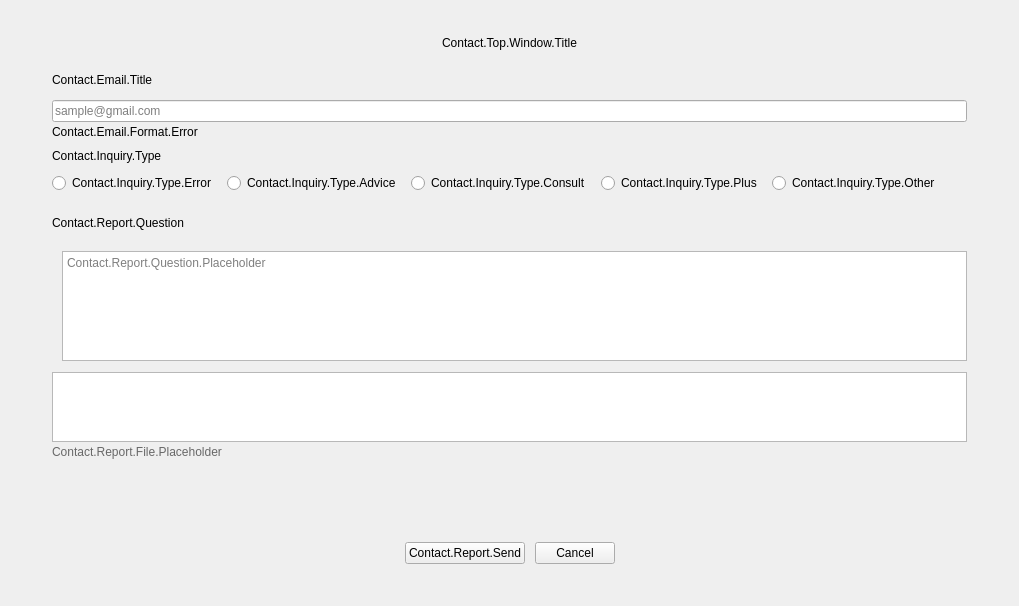
This is src/prism-live-studio/PRISMLiveStudio/prism-ui/main/PLSContactView.ui in naver/prism-live-studio as Qt 5 draws it before an edit. The edited form follows.
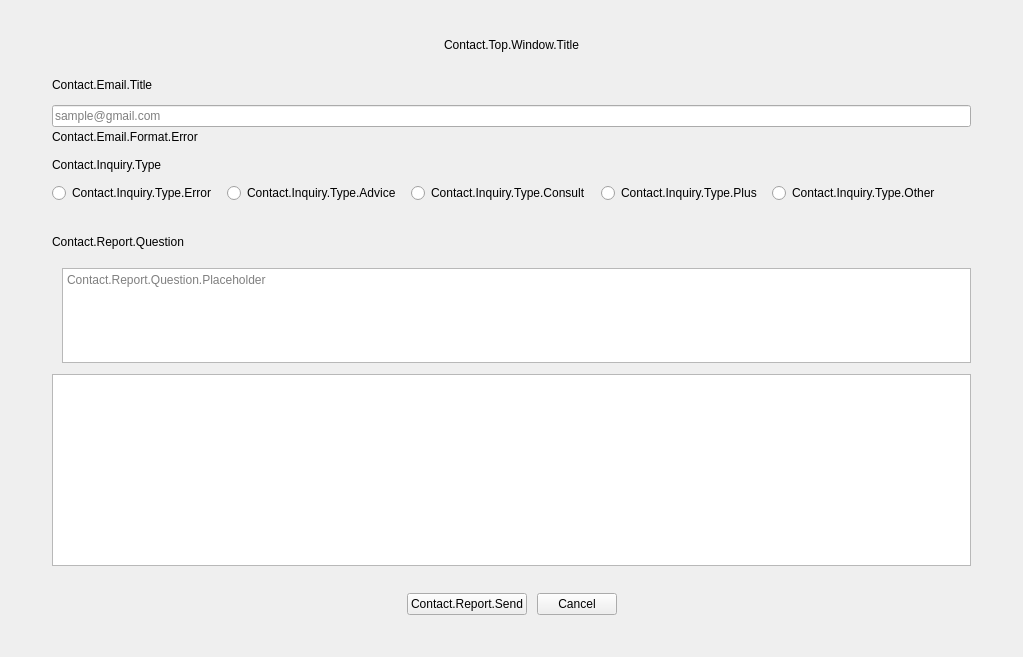
This is the edited form. Custom widgets are drawn as their Qt base class.

Patch:
```diff
--- a/src/prism-live-studio/PRISMLiveStudio/prism-ui/main/PLSContactView.ui
+++ b/src/prism-live-studio/PRISMLiveStudio/prism-ui/main/PLSContactView.ui
@@ -6,8 +6,8 @@
    <rect>
     <x>0</x>
     <y>0</y>
-    <width>1019</width>
-    <height>606</height>
+    <width>1023</width>
+    <height>657</height>
    </rect>
   </property>
   <property name="windowTitle">
@@ -16,21 +16,45 @@
   <property name="styleSheet">
    <string notr="true"/>
   </property>
-  <layout class="QVBoxLayout" name="verticalLayout_3">
+  <layout class="QVBoxLayout" name="verticalLayout">
    <property name="spacing">
-    <number>10</number>
+    <number>0</number>
    </property>
    <property name="leftMargin">
+    <number>0</number>
+   </property>
+   <property name="topMargin">
+    <number>0</number>
+   </property>
+   <property name="rightMargin">
+    <number>0</number>
+   </property>
+   <property name="bottomMargin">
+    <number>0</number>
+   </property>
+   <item>
+    <widget class="QFrame" name="topFrame">
+     <property name="frameShape">
+      <enum>QFrame::Shape::NoFrame</enum>
+     </property>
+     <property name="frameShadow">
+      <enum>QFrame::Shadow::Raised</enum>
+     </property>
+     <layout class="QVBoxLayout" name="verticalLayout_5">
+      <property name="spacing">
+       <number>0</number>
+      </property>
+      <property name="leftMargin">
     <number>52</number>
    </property>
    <property name="topMargin">
-    <number>36</number>
+       <number>38</number>
    </property>
    <property name="rightMargin">
     <number>52</number>
    </property>
    <property name="bottomMargin">
-    <number>42</number>
+       <number>23</number>
    </property>
    <item>
     <widget class="QLabel" name="contactTitleLabel">
@@ -42,27 +66,34 @@
      </property>
     </widget>
    </item>
-   <item>
-    <spacer name="verticalSpacer_2">
-     <property name="orientation">
-      <enum>Qt::Orientation::Vertical</enum>
-     </property>
-     <property name="sizeType">
-      <enum>QSizePolicy::Policy::Fixed</enum>
-     </property>
-     <property name="sizeHint" stdset="0">
-      <size>
-       <width>0</width>
-       <height>10</height>
-      </size>
-     </property>
-    </spacer>
+     </layout>
+    </widget>
    </item>
+   <item>
+    <layout class="QVBoxLayout" name="verticalLayout_3">
+     <property name="spacing">
+      <number>10</number>
+     </property>
+     <property name="leftMargin">
+      <number>52</number>
+     </property>
+     <property name="topMargin">
+      <number>0</number>
+     </property>
+     <property name="rightMargin">
+      <number>52</number>
+     </property>
+     <property name="bottomMargin">
+      <number>42</number>
+     </property>
    <item>
     <layout class="QHBoxLayout" name="horizontalLayout_2">
      <property name="spacing">
       <number>0</number>
      </property>
+       <property name="topMargin">
+        <number>0</number>
+       </property>
      <item>
       <widget class="QLabel" name="emailLabel">
        <property name="text">
@@ -84,19 +115,28 @@
       </spacer>
      </item>
      <item>
-      <widget class="QLabel" name="identificationLabel">
-       <property name="text">
-        <string/>
+        <widget class="QLabel" name="identificationLabel"/>
+       </item>
+       <item>
+        <widget class="PLSCopyLabel" name="copyUserID">
+         <property name="frameShape">
+          <enum>QFrame::Shape::NoFrame</enum>
+         </property>
+         <property name="frameShadow">
+          <enum>QFrame::Shadow::Plain</enum>
        </property>
       </widget>
      </item>
     </layout>
    </item>
    <item>
-    <layout class="QVBoxLayout" name="verticalLayout">
+      <layout class="QVBoxLayout" name="verticalLayout_4">
      <property name="spacing">
       <number>3</number>
      </property>
+       <property name="bottomMargin">
+        <number>4</number>
+       </property>
      <item>
       <widget class="QLineEdit" name="emailLineEdit">
        <property name="placeholderText">
@@ -122,6 +162,9 @@
    </item>
    <item>
     <layout class="QHBoxLayout" name="horizontalLayout_3">
+       <property name="topMargin">
+        <number>1</number>
+       </property>
      <item>
       <widget class="PLSRadioButton" name="radioButtonTypeError">
        <property name="text">
@@ -182,16 +225,16 @@
      </property>
      <property name="sizeHint" stdset="0">
       <size>
-       <width>0</width>
-       <height>10</height>
+         <width>916</width>
+         <height>13</height>
       </size>
      </property>
     </spacer>
    </item>
    <item>
     <layout class="QHBoxLayout" name="horizontalLayout_4">
-     <property name="spacing">
-      <number>8</number>
+       <property name="topMargin">
+        <number>6</number>
      </property>
      <item>
       <widget class="QLabel" name="inquiryLabel">
@@ -203,28 +246,6 @@
        </property>
       </widget>
      </item>
-     <item>
-      <widget class="PLSFileButton" name="fileButton">
-       <property name="sizePolicy">
-        <sizepolicy hsizetype="Preferred" vsizetype="Fixed">
-         <horstretch>0</horstretch>
-         <verstretch>0</verstretch>
-        </sizepolicy>
-       </property>
-       <property name="minimumSize">
-        <size>
-         <width>40</width>
-         <height>16</height>
-        </size>
-       </property>
-       <property name="styleSheet">
-        <string notr="true"/>
-       </property>
-       <property name="flat">
-        <bool>true</bool>
-       </property>
-      </widget>
-     </item>
      <item>
       <spacer name="horizontalSpacer">
        <property name="orientation">
@@ -238,6 +259,9 @@
        </property>
       </spacer>
      </item>
+       <item>
+        <widget class="PLSFileButton" name="fileButton"/>
+       </item>
     </layout>
    </item>
    <item>
@@ -261,7 +285,7 @@
          <number>10</number>
         </property>
         <property name="topMargin">
-         <number>8</number>
+           <number>6</number>
         </property>
         <property name="rightMargin">
          <number>0</number>
@@ -290,18 +314,6 @@
          <verstretch>0</verstretch>
         </sizepolicy>
        </property>
-       <property name="minimumSize">
-        <size>
-         <width>0</width>
-         <height>70</height>
-        </size>
-       </property>
-       <property name="maximumSize">
-        <size>
-         <width>16777215</width>
-         <height>70</height>
-        </size>
-       </property>
        <property name="verticalScrollBarPolicy">
         <enum>Qt::ScrollBarPolicy::ScrollBarAsNeeded</enum>
        </property>
@@ -325,31 +337,6 @@
        </property>
       </widget>
      </item>
-     <item>
-      <widget class="QLabel" name="tagTextEdit">
-       <property name="minimumSize">
-        <size>
-         <width>0</width>
-         <height>70</height>
-        </size>
-       </property>
-       <property name="maximumSize">
-        <size>
-         <width>16777215</width>
-         <height>70</height>
-        </size>
-       </property>
-       <property name="styleSheet">
-        <string notr="true">color: #686868;</string>
-       </property>
-       <property name="text">
-        <string>Contact.Report.File.Placeholder</string>
-       </property>
-       <property name="alignment">
-        <set>Qt::AlignmentFlag::AlignLeading|Qt::AlignmentFlag::AlignLeft|Qt::AlignmentFlag::AlignTop</set>
-       </property>
-      </widget>
-     </item>
      <item>
       <widget class="QLabel" name="inquryTipLabel">
        <property name="text">
@@ -419,18 +406,27 @@
     </layout>
    </item>
   </layout>
+   </item>
+  </layout>
  </widget>
  <customwidgets>
-  <customwidget>
-   <class>PLSFileButton</class>
-   <extends>QPushButton</extends>
-   <header>PLSFileButton.hpp</header>
-  </customwidget>
   <customwidget>
    <class>PLSRadioButton</class>
    <extends>QRadioButton</extends>
    <header>PLSRadioButton.h</header>
   </customwidget>
+  <customwidget>
+   <class>PLSCopyLabel</class>
+   <extends>QFrame</extends>
+   <header>PLSCopyLabel.h</header>
+   <container>1</container>
+  </customwidget>
+  <customwidget>
+   <class>PLSFileButton</class>
+   <extends>QFrame</extends>
+   <header>PLSFileButton.hpp</header>
+   <container>1</container>
+  </customwidget>
  </customwidgets>
  <resources/>
  <connections/>
```
Lines whose indentation alone changed are shown as unchanged.
